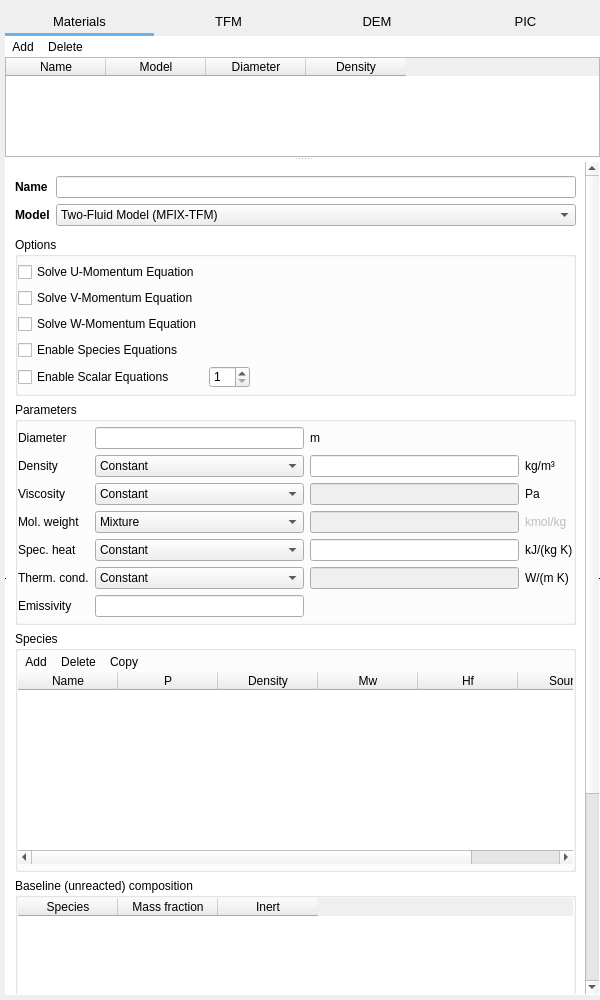
Old version of the form gui/uifiles/solids.ui in the repository truongd8593/mfix.
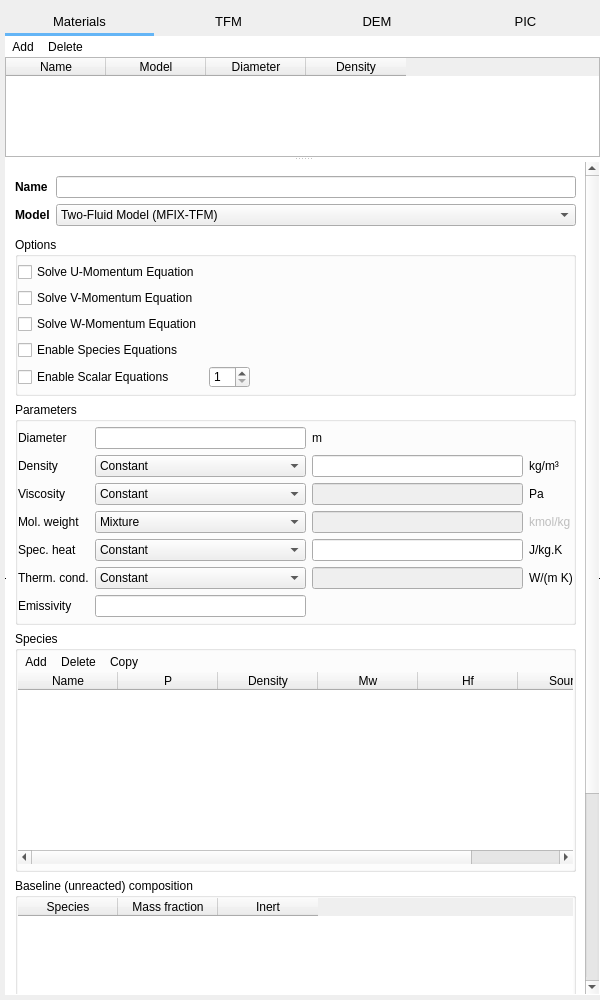
New version of the form. Custom widgets are drawn as their Qt base class.

Patch:
```diff
--- a/gui/uifiles/solids.ui
+++ b/gui/uifiles/solids.ui
@@ -876,7 +876,7 @@
                <item row="4" column="3">
                 <widget class="QLabel" name="label_c_ps0_units">
                  <property name="text">
-                  <string>kJ/(kg K)</string>
+                  <string>J/kg.K</string>
                  </property>
                 </widget>
                </item>
```
